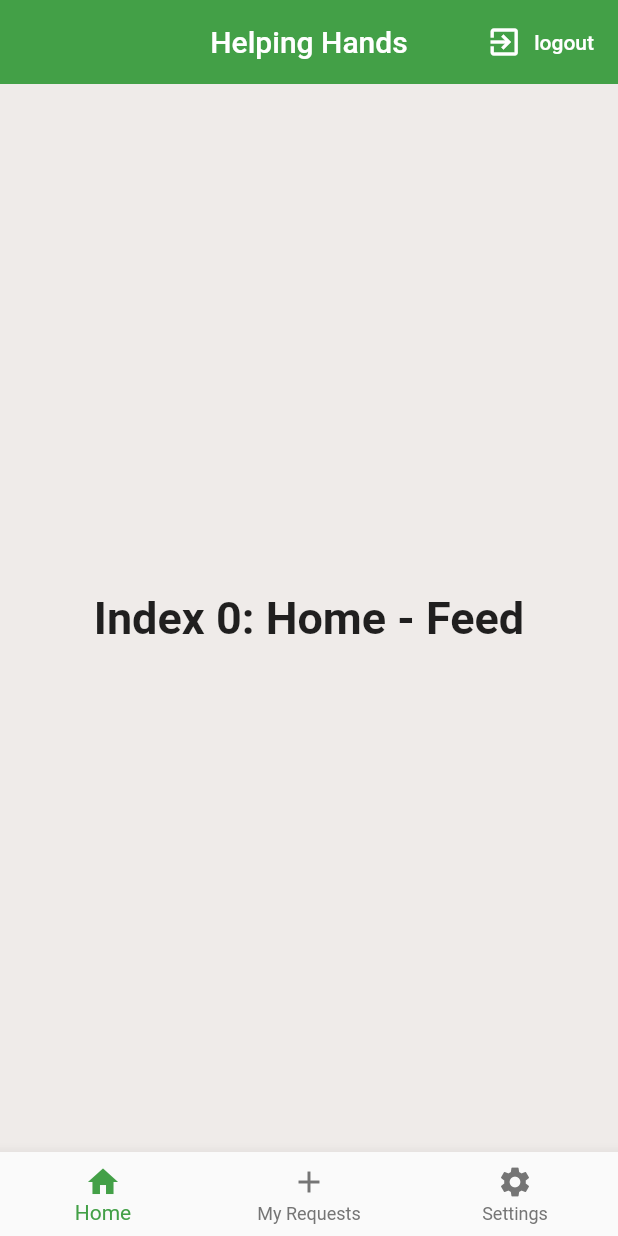
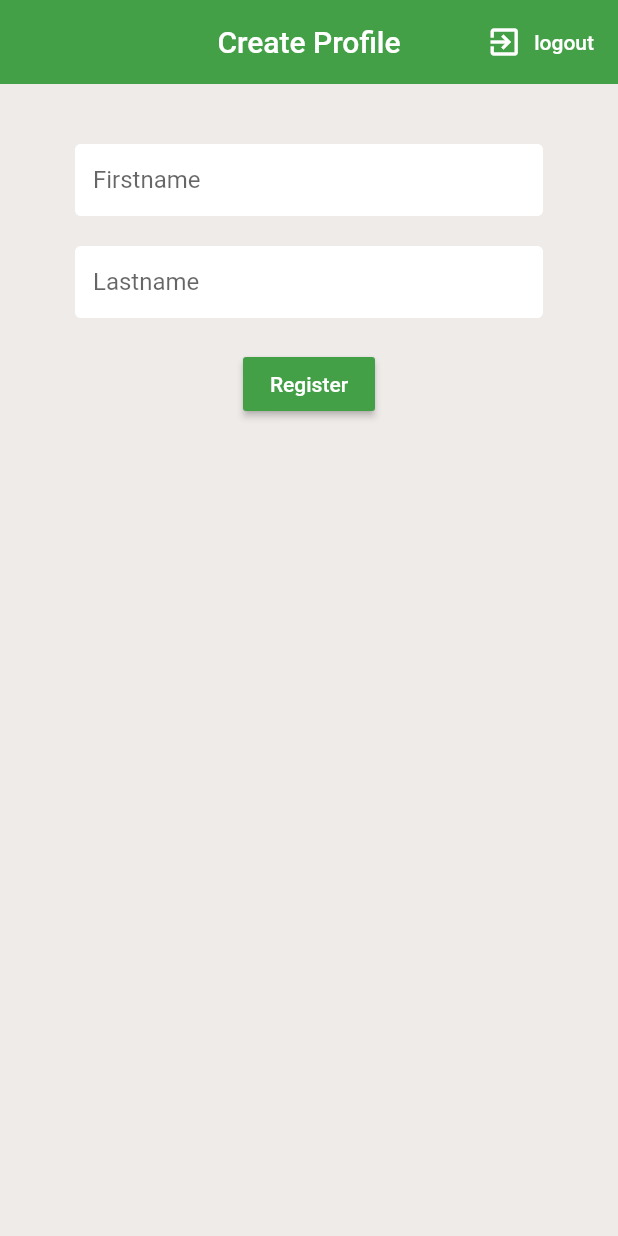
Before and after one commit to HelpingHandsProject/Application, a Flutter app: the screen it shows once a user with an empty profile is signed in, on a phone screen of 412 x 824 dp. Run offline on Flutter 3.47's test engine with Material 2 defaults, Android fonts, the phone set to English and light mode, and no system bars; our stand-ins replace cloud_firestore, firebase_auth, flutter_spinkit, google_sign_in; missing offline and left inert: flutter_auth_buttons; accounts and stored records are empty.

Commit message:
Added a screen for profile completion

```diff
--- a/lib/Elements/formFields.dart
+++ b/lib/Elements/formFields.dart
@@ -1,5 +1,26 @@
 import 'package:flutter/material.dart';
 import 'package:helping_hands/Constants/colors.dart';
+
+class NameTextField extends TextFormField{
+  static RegExp notJustWhitespaces = new RegExp('\\s+');
+
+  NameTextField(String hintText, Function(String) onChanged) : super(
+        decoration: textInputDecoration.copyWith(hintText: hintText),
+        validator: nameValidator,
+        onChanged: onChanged);
+
+  static String nameValidator(String pass){
+
+    if(pass.length == 0){
+      return 'Enter a name';
+    }
+    if(pass.split(notJustWhitespaces).length == 0){
+      return 'Enter a valid name';
+    }
+    return null;
+  }
+}
+
 
 class PasswordTextField extends TextFormField{
 
--- a/lib/main.dart
+++ b/lib/main.dart
@@ -11,7 +11,7 @@ class MyApp extends StatelessWidget {
   @override
   Widget build(BuildContext context) {
     return StreamProvider<FirebaseUser>.value(
-      value: AuthService().user,
+      value: AuthService().firebaseUser,
       child: MaterialApp(
         home: Wrapper(),
       ),
--- /dev/null
+++ b/lib/screens/authenticate/createProfile.dart
@@ -0,0 +1,70 @@
+import 'package:flutter/cupertino.dart';
+import 'package:flutter/material.dart';
+import 'package:helping_hands/Constants/colors.dart';
+import 'package:helping_hands/Elements/formFields.dart';
+import 'package:helping_hands/Elements/logoutAppBar.dart';
+
+class CreateProfile extends StatefulWidget{
+  @override
+  _CreateProfileState createState() => _CreateProfileState();
+}
+
+class _CreateProfileState extends State<CreateProfile> {
+
+  final _formKey = GlobalKey<FormState>();
+  bool loading = false;
+
+  String error = '';
+  String firstName = '';
+  String lastName = '';
+
+  @override
+  Widget build(BuildContext context) {
+    return Scaffold(
+        backgroundColor: backgroundColor,
+        appBar: LogoutAppBar(titleText: 'Create Profile'),
+    body: Container(
+      padding: EdgeInsets.symmetric(vertical: 20.0, horizontal: 50.0),
+      child: Form(
+        key: _formKey,
+        child: Column(
+          children: <Widget>[
+            SizedBox(height: 20.0),
+            NameTextField("Firstname", (val) {setState(() => firstName = val);}),
+            SizedBox(height: 20.0),
+            NameTextField("Lastname", (val) {setState(() => firstName = val);}),
+            SizedBox(height: 20.0),
+            RaisedButton(
+                color: primaryColor,
+                child: Text(
+                  'Register',
+                  style: TextStyle(color: lightTextColor),
+                ),
+                onPressed: completingProfileInformation,
+            ),
+            SizedBox(height: 6.0),
+            SizedBox(height: 12.0),
+            Text(
+              error,
+              style: TextStyle(color: errorColor, fontSize: 14.0),
+            )
+          ],
+        ),
+      ),
+    ),
+    );
+  }
+
+  Future completingProfileInformation() async{
+    if(_formKey.currentState.validate()){
+      setState(() => loading = true);
+      dynamic result = await callThatMethodWithAllInformation(firstName, lastName);
+      if(result == null) {
+        setState(() {
+          loading = false;
+          error = "We could not complete your profile";
+        });
+      }
+    }
+  }
+}
--- a/lib/screens/wrapper.dart
+++ b/lib/screens/wrapper.dart
@@ -5,20 +5,26 @@ import 'package:helping_hands/screens/home/home.dart';
 import 'package:flutter/material.dart';
 import 'package:provider/provider.dart';
 
+import 'authenticate/createProfile.dart';
+
 class Wrapper extends StatelessWidget {
   @override
   Widget build(BuildContext context) {
 
-    final user = Provider.of<FirebaseUser>(context);
+    final firebaseUser = Provider.of<FirebaseUser>(context);
+
     // Return either the Home or Authenticate widget
-    if (user == null){
+    if (firebaseUser == null){
       return Authenticate();
     } else {
-      if(user.isEmailVerified){
-        return Home();
-      }
-      else
-        return VerifyEmail(user: user,);
+      if(firebaseUser.isEmailVerified){
+        if(false) {
+          return Home();
+        } else{
+          return CreateProfile();
+        }
+      } else
+        return VerifyEmail(user: firebaseUser,);
     }
   }
 }
--- a/lib/services/auth.dart
+++ b/lib/services/auth.dart
@@ -6,7 +6,7 @@ class AuthService {
   final FirebaseAuth _auth = FirebaseAuth.instance;
 
   // Stream listens for changes to the authentification status
-  Stream<FirebaseUser> get user {
+  Stream<FirebaseUser> get firebaseUser {
     return _auth.onAuthStateChanged;
   }
 
```
